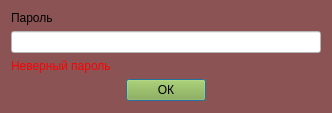
First picture: the form in input_password_design.ui, repository egorguslyan/kvantoriada, before the edit.
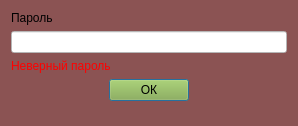
Second picture: the form after the edit.

Patch:
```diff
--- a/input_password_design.ui
+++ b/input_password_design.ui
@@ -6,8 +6,8 @@
    <rect>
     <x>0</x>
     <y>0</y>
-    <width>332</width>
-    <height>113</height>
+    <width>298</width>
+    <height>126</height>
    </rect>
   </property>
   <property name="sizePolicy">
```
Left out of the diff: 2 changed lines with no effect on the pictures.
